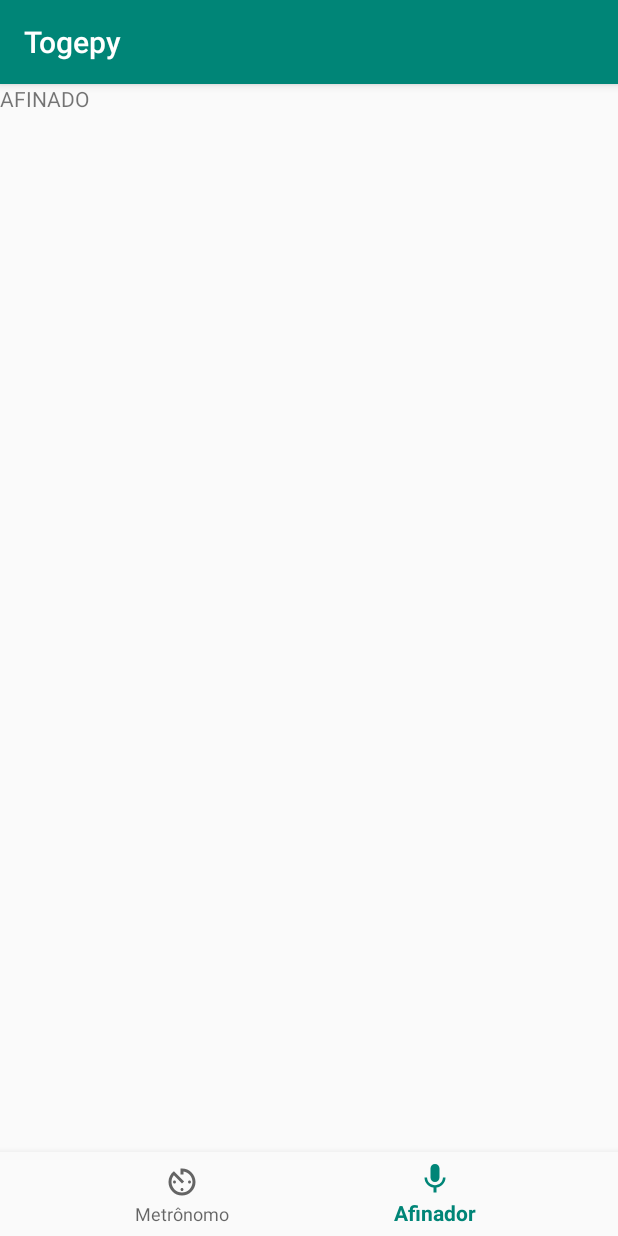
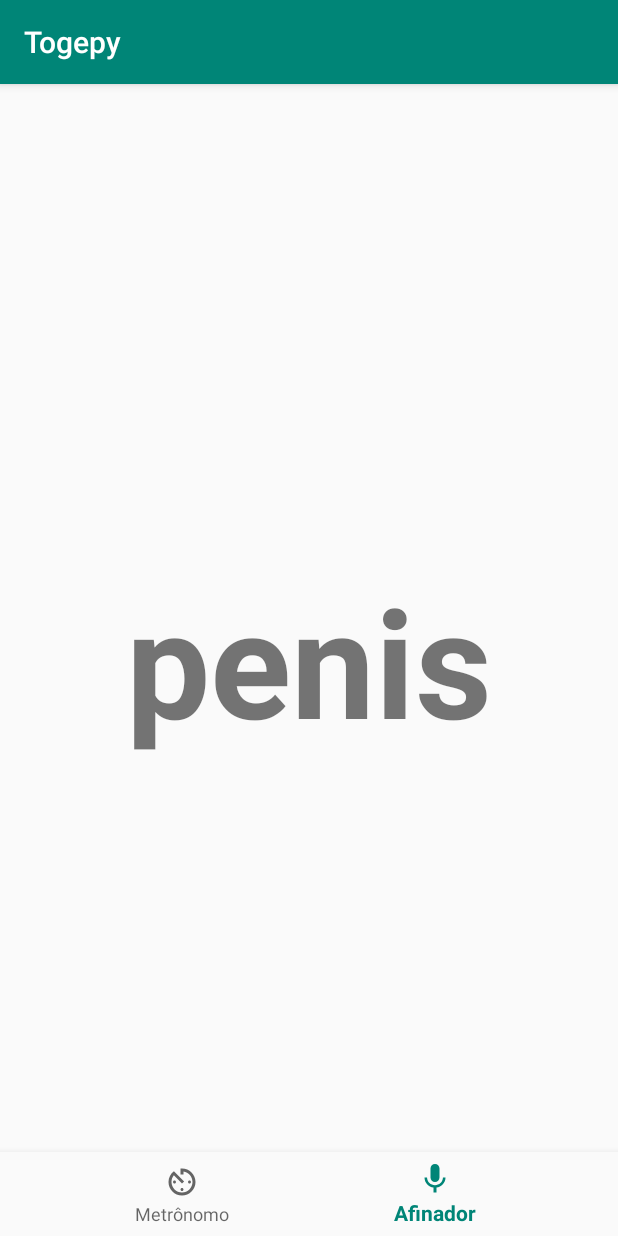
Before and after one commit to andredxc/embarcados, an Android app: the screen it shows after launch (Test_activity before the commit, Tuner after it), item 2 of the bottom bar chosen, on a phone screen of 412 x 824 dp. Run offline under Robolectric (Android 15) with nearby library versions, the phone set to English and light mode, and no system bars.

Commit message:
Nevermind, I'm retarded

```diff
--- a/togepy/app/build.gradle
+++ b/togepy/app/build.gradle
@@ -20,7 +20,7 @@ android {
 }
 
 dependencies {
-    implementation fileTree(dir: 'libs', include: ['*.jar'])
+    implementation fileTree(include: ['*.jar'], dir: 'libs')
     implementation 'androidx.appcompat:appcompat:1.0.2'
     implementation 'com.google.android.material:material:1.0.0'
     implementation 'androidx.constraintlayout:constraintlayout:1.1.3'
@@ -28,4 +28,5 @@ dependencies {
     testImplementation 'junit:junit:4.12'
     androidTestImplementation 'androidx.test:runner:1.2.0'
     androidTestImplementation 'androidx.test.espresso:espresso-core:3.2.0'
+    implementation files('libs/TarsosDSP-Android-latest.jar')
 }
--- a/togepy/app/src/main/AndroidManifest.xml
+++ b/togepy/app/src/main/AndroidManifest.xml
@@ -1,6 +1,8 @@
 <?xml version="1.0" encoding="utf-8"?>
 <manifest xmlns:android="http://schemas.android.com/apk/res/android"
     package="com.example.togepy">
+
+    <uses-permission android:name="android.permission.RECORD_AUDIO" />
 
     <application
         android:allowBackup="true"
@@ -10,6 +12,7 @@
         android:supportsRtl="true"
         android:theme="@style/AppTheme">
         <activity android:name=".Test_activity"></activity>
+        <activity android:name=".Tuner"></activity>
         <activity
             android:name=".MainActivity"
             android:label="@string/app_name">
--- a/togepy/app/src/main/java/com/example/togepy/MainActivity.java
+++ b/togepy/app/src/main/java/com/example/togepy/MainActivity.java
@@ -29,7 +29,7 @@ public class MainActivity extends AppCompatActivity {
                     return true;
                 case R.id.navigation_tuner:
                     Log.e("andre", "Tuner");
-                    startActivity(new Intent(MainActivity.this, Test_activity.class));
+                    startActivity(new Intent(MainActivity.this, Tuner.class));
                     overridePendingTransition(R.anim.fadein,
                             R.anim.fadeout);
                     return true;
--- a/togepy/app/src/main/java/com/example/togepy/Tuner.java
+++ b/togepy/app/src/main/java/com/example/togepy/Tuner.java
@@ -1,4 +1,107 @@
 package com.example.togepy;
 
-public class Tuner {
+import android.Manifest;
+import android.content.Intent;
+import android.content.pm.PackageManager;
+import android.os.Bundle;
+import android.util.Log;
+import android.view.MenuItem;
+import android.widget.TextView;
+
+import androidx.annotation.NonNull;
+import androidx.appcompat.app.AppCompatActivity;
+import androidx.core.app.ActivityCompat;
+
+import com.google.android.material.bottomnavigation.BottomNavigationView;
+
+import be.tarsos.dsp.AudioDispatcher;
+import be.tarsos.dsp.AudioEvent;
+import be.tarsos.dsp.io.android.AudioDispatcherFactory;
+import be.tarsos.dsp.pitch.PitchDetectionHandler;
+import be.tarsos.dsp.pitch.PitchDetectionResult;
+import be.tarsos.dsp.pitch.PitchProcessor;
+
+
+public class Tuner extends AppCompatActivity {
+
+    private BottomNavigationView.OnNavigationItemSelectedListener mOnNavigationItemSelectedListener
+            = new BottomNavigationView.OnNavigationItemSelectedListener() {
+
+        @Override
+        public boolean onNavigationItemSelected(@NonNull MenuItem item) {
+            switch (item.getItemId()) {
+                case R.id.navigation_metronome:
+                    Log.e("andre", "Metronome");
+                    startActivity(new Intent(Tuner.this, MainActivity.class));
+                    overridePendingTransition(R.anim.fadein,
+                            R.anim.fadeout);
+                    return true;
+                case R.id.navigation_tuner:
+                    Log.e("andre", "Tuner");
+                    return true;
+            }
+            return false;
+        }
+    };
+
+    @Override
+    protected void onCreate(Bundle savedInstanceState) {
+        super.onCreate(savedInstanceState);
+        setContentView(R.layout.activity_tuner);
+
+        BottomNavigationView navView = findViewById(R.id.nav_view);
+        navView.setOnNavigationItemSelectedListener(mOnNavigationItemSelectedListener);
+        navView.setSelectedItemId(R.id.navigation_tuner);
+
+//        Log.v("PitchDetector", "CHECKING FOR PERMISSION");
+//        if(ContextCompat.checkSelfPermission(Tuner.this, Manifest.permission.RECORD_AUDIO) != PackageManager.PERMISSION_GRANTED){
+            Log.v("PitchDetector", "ASKING FOR PERMISSION");
+            ActivityCompat.requestPermissions(Tuner.this, new String[]{Manifest.permission.RECORD_AUDIO}, 1);
+//        }
+//        else{
+//            Log.v("PitchDetector", "ALREADY HAD PERMISSION");
+//        }
+    }
+
+    @Override
+    public void onRequestPermissionsResult(int requestCode, String permissions[], int[] grantResults){
+        switch(requestCode){
+            case 1:
+                if(grantResults.length > 0 && grantResults[0] == PackageManager.PERMISSION_GRANTED){
+                    Log.v("PitchDetector", "PERMISSION GRANTED");
+                    this.detectPitch();
+                }
+                else{
+                    Log.v("PitchDetector", "PERMISSION DENIED");
+                }
+                return;
+            default:
+                Log.v("PitchDetector", "Invalid permission request code!");
+        }
+    }
+
+    protected void detectPitch() {
+        Log.v("PitchDetector", "RUNNING");
+        TextView text = findViewById(R.id.bpmTextView);
+        text.setText("agora vai");
+
+        PitchDetectionHandler pdh = new PitchDetectionHandler() {
+            @Override
+            public void handlePitch(PitchDetectionResult result, AudioEvent e) {
+                final float pitchInHz = result.getPitch();
+                runOnUiThread(new Runnable(){
+                    @Override
+                    public void run() {
+                        TextView text = findViewById(R.id.bpmTextView);
+                        text.setText("" + pitchInHz);
+                    }
+                });
+            }
+        };
+
+        AudioDispatcher adp = AudioDispatcherFactory.fromDefaultMicrophone(22050, 2048, 0);
+        adp.addAudioProcessor(new PitchProcessor(PitchProcessor.PitchEstimationAlgorithm.YIN, 44100, 2040, pdh));
+        Thread pitchThread = new Thread(adp, "PitchDetector");
+        pitchThread.start();
+    }
 }
--- a/togepy/app/src/main/res/layout/activity_tuner.xml
+++ b/togepy/app/src/main/res/layout/activity_tuner.xml
@@ -1,6 +1,33 @@
 <?xml version="1.0" encoding="utf-8"?>
-<LinearLayout xmlns:android="http://schemas.android.com/apk/res/android"
-    android:orientation="vertical" android:layout_width="match_parent"
-    android:layout_height="match_parent">
+<androidx.constraintlayout.widget.ConstraintLayout xmlns:android="http://schemas.android.com/apk/res/android"
+    xmlns:app="http://schemas.android.com/apk/res-auto"
+    xmlns:tools="http://schemas.android.com/tools"
+    android:id="@+id/container"
+    android:layout_width="match_parent"
+    android:layout_height="match_parent"
+    tools:context=".MainActivity">
 
-</LinearLayout>
+    <TextView
+        android:id="@+id/bpmTextView"
+        android:gravity="center"
+        android:layout_width="match_parent"
+        android:layout_height="match_parent"
+        android:text="penis"
+        android:textSize="100dp"
+        android:textStyle="bold"
+        />
+
+
+    <com.google.android.material.bottomnavigation.BottomNavigationView
+        android:id="@+id/nav_view"
+        android:layout_width="0dp"
+        android:layout_height="wrap_content"
+        android:layout_marginStart="0dp"
+        android:layout_marginEnd="0dp"
+        android:background="?android:attr/windowBackground"
+        app:layout_constraintBottom_toBottomOf="parent"
+        app:layout_constraintLeft_toLeftOf="parent"
+        app:layout_constraintRight_toRightOf="parent"
+        app:menu="@menu/bottom_nav_menu" />
+
+</androidx.constraintlayout.widget.ConstraintLayout>
```
Also changed, not shown: togepy/app/libs/TarsosDSP-Android-latest.jar (added).
